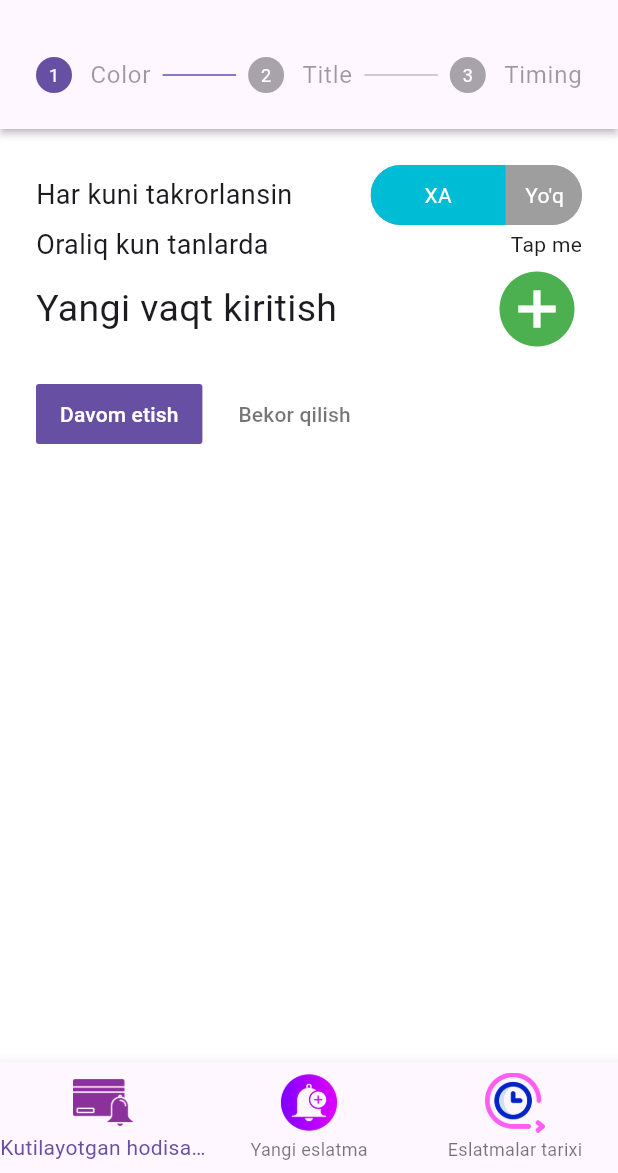
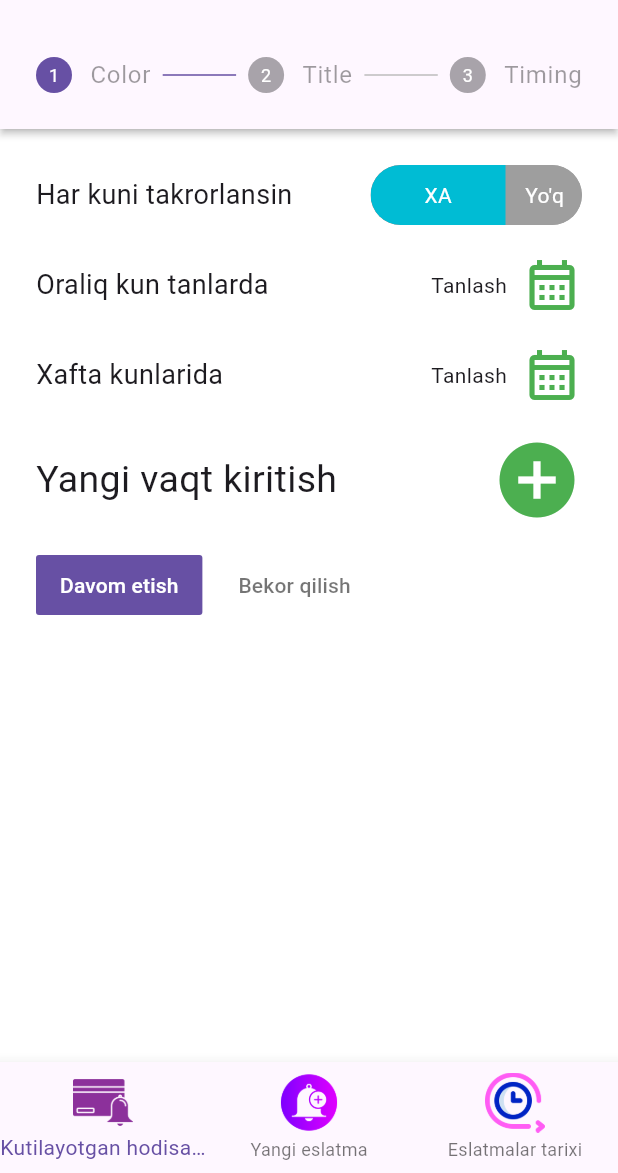
Before and after one commit to Alfraganus/remindMeMobile, a Flutter app: the screen it shows after launch, on a phone screen of 412 x 824 dp, the part 63-1236 px from its top. Run offline on Flutter 3.47's test engine with Material 3 defaults, Android fonts, the phone set to English and light mode, and no system bars; drawn by our look-alikes of toggle_switch; our stand-ins replace auto_route, bloc, flutter_bloc, flutter_svg, hexcolor, shared_preferences and 2 more; generated files the repository leaves out were written again.

Commit message:
color choose

```diff
--- a/remindme/lib/notifications/addNotification/components/StepScheduler.dart
+++ b/remindme/lib/notifications/addNotification/components/StepScheduler.dart
@@ -4,6 +4,7 @@ import 'package:flutter_bloc/flutter_bloc.dart';
 import 'package:hexcolor/hexcolor.dart';
 import 'package:syncfusion_flutter_datepicker/datepicker.dart';
 import 'package:toggle_switch/toggle_switch.dart';
+import 'package:weekday_selector/weekday_selector.dart';
 import '../../../bloc/EventFormCubit.dart';
 
 class StepSchedular extends StatefulWidget {
@@ -23,7 +24,11 @@ class _SchedularState extends State<StepSchedular> {
         return Column(
           children: [
             RepeatDaily(),
+            SizedBox(height: 20),
             MultpleDateChooser(),
+            SizedBox(height: 20),
+            MultipleWeekDateChooser(),
+            SizedBox(height: 20),
             Row(
               mainAxisAlignment: MainAxisAlignment.spaceBetween,
               children: [
@@ -198,57 +203,129 @@ class MultpleDateChooser extends StatelessWidget {
               context: context,
               // isScrollControlled: true,
               builder: (BuildContext context) {
-               return  SfDateRangePicker(
-                 view: DateRangePickerView.month,
-                 selectionMode: DateRangePickerSelectionMode.multiple,
-                 // initialSelectedDate: selectedDate,
-                 onSelectionChanged: (DateRangePickerSelectionChangedArgs args) {
-                   // Handle date selection changes if needed
-                   print(args.value);
-                 },
-               );
+                return  ListView(
+                  children: [
+                    Container(
+                      height: 400, // Adjust the height as needed
+                      width: MediaQuery.of(context).size.width, // Set a fixed width
+                      child: SfDateRangePicker(
+                        view: DateRangePickerView.month,
+                        selectionMode: DateRangePickerSelectionMode.multiple,
+                        onSelectionChanged: (DateRangePickerSelectionChangedArgs args) {
+                          // Handle date selection changes if needed
+                          print(args.value);
+                        },
+                      ),
+                    ),
+                    ElevatedButton(
+                      onPressed: () {
+                        // Handle button press
+                      },
+                      child: Text("Choose the days", style: TextStyle(
+                          color: Colors.white
+                      ),),
+                    ),
+                  ],
+                );
               },
             );
             // FocusScope.of(context).requestFocus(FocusNode());
           },
-          child: Text("Tap me"),
+          child: Row(
+            children: [
+              Text("Tanlash"),
+              Padding(
+                padding: const EdgeInsets.only(left: 10),
+                child: Icon(
+                  Icons.calendar_month_outlined,
+                  size: 40,
+                  color: Colors.green,
+                ),
+              ),
+            ],
+          ),
         ),
       ],
     );
   }
 
-  void _showDatePickerPopup(BuildContext context) async {
-    DateTime selectedDate =
-        DateTime.now(); // Set initial selected date if needed
+}
 
-    await showDialog(
-      context: context,
-      builder: (BuildContext builderContext) {
-        return AlertDialog(
-          title: Text('Select Date'),
-          content: Container(
-            height: 500, // Adjust the height as needed
-            width: MediaQuery.of(context).size.width, // Set a fixed width
-            child: SfDateRangePicker(
-              view: DateRangePickerView.month,
-              selectionMode: DateRangePickerSelectionMode.multiple,
-              initialSelectedDate: selectedDate,
-              onSelectionChanged: (DateRangePickerSelectionChangedArgs args) {
-                // Handle date selection changes if needed
-                print(args.value);
+
+class MultipleWeekDateChooser extends StatefulWidget {
+  const MultipleWeekDateChooser({
+    Key? key,
+  }) : super(key: key);
+
+  @override
+  _MultipleWeekDateChooserState createState() => _MultipleWeekDateChooserState();
+}
+
+class _MultipleWeekDateChooserState extends State<MultipleWeekDateChooser> {
+  List<bool> values = List.filled(7, false);
+
+  @override
+  Widget build(BuildContext context) {
+    return Row(
+      mainAxisAlignment: MainAxisAlignment.spaceBetween,
+      children: [
+        Text(
+          "Xafta kunlarida",
+          style: TextStyle(fontSize: 18),
+        ),
+        GestureDetector(
+          onTap: () {
+            showModalBottomSheet(
+              context: context,
+              builder: (BuildContext context) {
+                return StatefulBuilder(
+                  builder: (BuildContext context, StateSetter setState) {
+                    return ListView(
+                      children: [
+                        Container(
+                          height: 200,
+                          width: MediaQuery.of(context).size.width,
+                          child: WeekdaySelector(
+                            onChanged: (int day) {
+                              setState(() {
+                                final index = day % 7;
+                                values[index] = !values[index];
+                              });
+                            },
+                            values: values,
+                          ),
+                        ),
+                        ElevatedButton(
+                          onPressed: () {
+                            // Handle button press
+                          },
+                          child: Text(
+                            "Choose weekdays",
+                            style: TextStyle(color: Colors.white),
+                          ),
+                        ),
+                      ],
+                    );
+                  },
+                );
               },
-            ),
+            );
+          },
+          child: Row(
+            children: [
+              Text("Tanlash"),
+              Padding(
+                padding: const EdgeInsets.only(left: 10),
+                child: Icon(
+                  Icons.calendar_month_outlined,
+                  size: 40,
+                  color: Colors.green,
+                ),
+              ),
+            ],
           ),
-          actions: [
-            TextButton(
-              onPressed: () {
-                Navigator.of(builderContext).pop();
-              },
-              child: Text('Close'),
-            ),
-          ],
-        );
-      },
+        ),
+      ],
     );
   }
 }
@@ -289,6 +366,10 @@ class RepeatDaily extends StatelessWidget {
   }
 }
 
+
+
+
+
 final _timePickerTheme = TimePickerThemeData(
   backgroundColor: Colors.blueGrey,
   hourMinuteShape: const RoundedRectangleBorder(
--- a/remindme/pubspec.yaml
+++ b/remindme/pubspec.yaml
@@ -47,6 +47,7 @@ dependencies:
   omni_datetime_picker: ^1.0.9
   toggle_switch: ^2.1.0
   syncfusion_flutter_datepicker: ^23.2.7
+  weekday_selector: ^1.1.0
 
 dev_dependencies:
   flutter_localizations:
```
Also changed, not shown: remindme/pubspec.lock.
